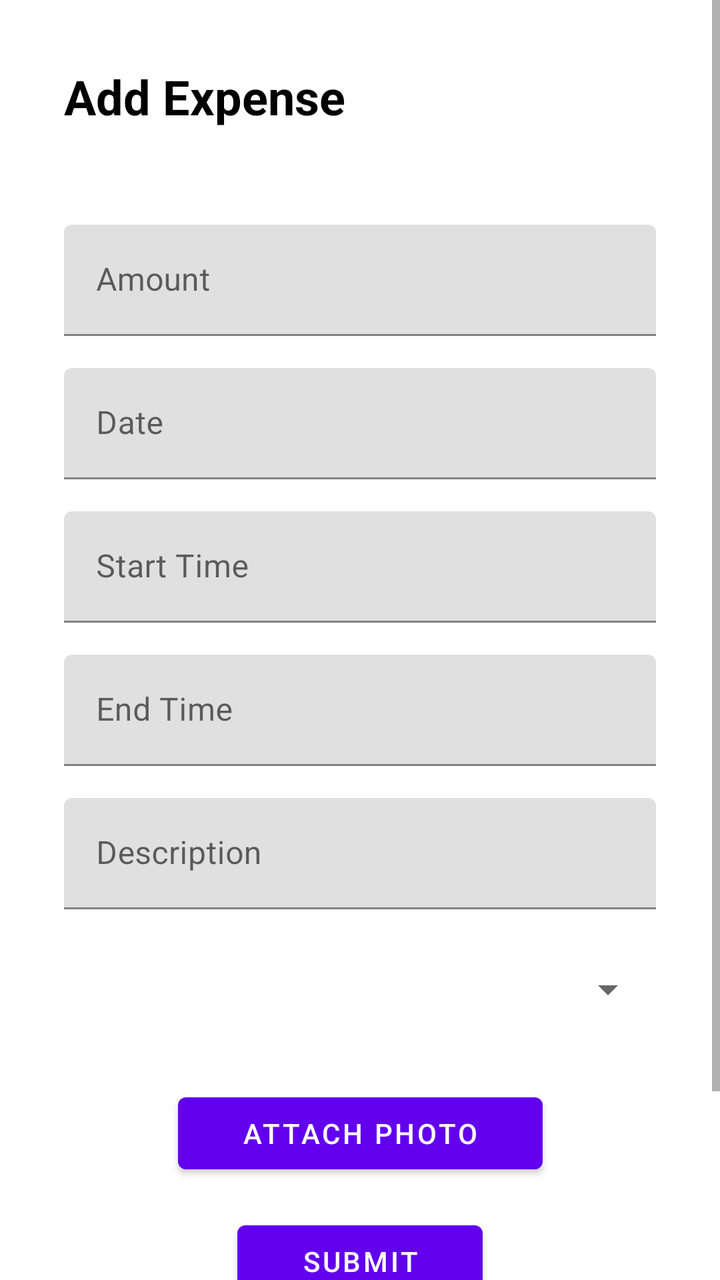
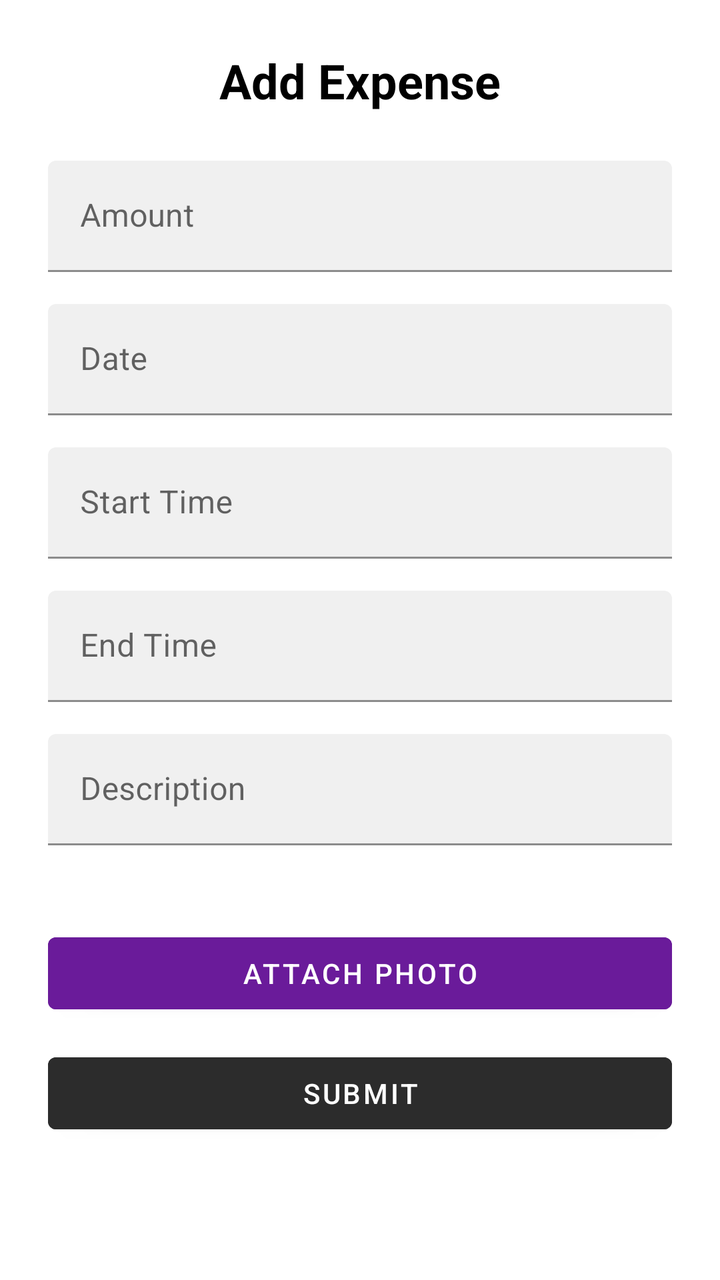

Before-and-after screenshots of an Android layout around one commit, followed by the original layout XML and the change that was made.
<!-- AndroidManifest.xml: application theme Theme.HarmonieBudget -->
<!-- res/layout/activity_expense.xml -->
<?xml version="1.0" encoding="utf-8"?>
<ScrollView
    xmlns:android="http://schemas.android.com/apk/res/android"
    xmlns:app="http://schemas.android.com/apk/res-auto"
    android:layout_width="match_parent"
    android:layout_height="match_parent"
    android:fillViewport="true">

    <androidx.constraintlayout.widget.ConstraintLayout
        android:layout_width="match_parent"
        android:layout_height="wrap_content"
        android:padding="32dp"
        android:background="@color/white">

        <TextView
            android:id="@+id/tv_expense_title"
            android:layout_width="wrap_content"
            android:layout_height="wrap_content"
            android:text="@string/add_expense"
            android:textSize="24sp"
            android:textStyle="bold"
            app:layout_constraintTop_toTopOf="parent"
            app:layout_constraintStart_toStartOf="parent" />

        <com.google.android.material.textfield.TextInputLayout
            android:id="@+id/til_amount"
            android:layout_width="0dp"
            android:layout_height="wrap_content"
            android:layout_marginTop="48dp"
            app:layout_constraintTop_toBottomOf="@id/tv_expense_title"
            app:layout_constraintStart_toStartOf="parent"
            app:layout_constraintEnd_toEndOf="parent">

            <com.google.android.material.textfield.TextInputEditText
                android:id="@+id/et_amount"
                android:layout_width="match_parent"
                android:layout_height="wrap_content"
                android:hint="@string/hint_amount"
                android:inputType="numberDecimal"
                android:textColor="@android:color/black" />
        </com.google.android.material.textfield.TextInputLayout>

        <com.google.android.material.textfield.TextInputLayout
            android:id="@+id/til_date"
            android:layout_width="0dp"
            android:layout_height="wrap_content"
            android:layout_marginTop="16dp"
            app:layout_constraintTop_toBottomOf="@id/til_amount"
            app:layout_constraintStart_toStartOf="parent"
            app:layout_constraintEnd_toEndOf="parent">

            <com.google.android.material.textfield.TextInputEditText
                android:id="@+id/et_date"
                android:layout_width="match_parent"
                android:layout_height="wrap_content"
                android:hint="@string/hint_date"
                android:focusable="true"
                android:clickable="true"
                android:textColor="@android:color/black" />
        </com.google.android.material.textfield.TextInputLayout>

        <com.google.android.material.textfield.TextInputLayout
            android:id="@+id/til_start_time"
            android:layout_width="0dp"
            android:layout_height="wrap_content"
            android:layout_marginTop="16dp"
            app:layout_constraintTop_toBottomOf="@id/til_date"
            app:layout_constraintStart_toStartOf="parent"
            app:layout_constraintEnd_toEndOf="parent">

            <com.google.android.material.textfield.TextInputEditText
                android:id="@+id/et_start_time"
                android:layout_width="match_parent"
                android:layout_height="wrap_content"
                android:hint="@string/hint_start_time"
                android:focusable="true"
                android:clickable="true"
                android:textColor="@android:color/black" />
        </com.google.android.material.textfield.TextInputLayout>

        <com.google.android.material.textfield.TextInputLayout
            android:id="@+id/til_end_time"
            android:layout_width="0dp"
            android:layout_height="wrap_content"
            android:layout_marginTop="16dp"
            app:layout_constraintTop_toBottomOf="@id/til_start_time"
            app:layout_constraintStart_toStartOf="parent"
            app:layout_constraintEnd_toEndOf="parent">

            <com.google.android.material.textfield.TextInputEditText
                android:id="@+id/et_end_time"
                android:layout_width="match_parent"
                android:layout_height="wrap_content"
                android:hint="@string/hint_end_time"
                android:focusable="true"
                android:clickable="true"
                android:textColor="@android:color/black" />
        </com.google.android.material.textfield.TextInputLayout>

        <com.google.android.material.textfield.TextInputLayout
            android:id="@+id/til_description"
            android:layout_width="0dp"
            android:layout_height="wrap_content"
            android:layout_marginTop="16dp"
            app:layout_constraintTop_toBottomOf="@id/til_end_time"
            app:layout_constraintStart_toStartOf="parent"
            app:layout_constraintEnd_toEndOf="parent">

            <com.google.android.material.textfield.TextInputEditText
                android:id="@+id/et_description"
                android:layout_width="match_parent"
                android:layout_height="wrap_content"
                android:hint="@string/hint_description"
                android:textColor="@android:color/black" />
        </com.google.android.material.textfield.TextInputLayout>

        <com.google.android.material.textfield.TextInputLayout
            android:id="@+id/til_category"
            android:layout_width="0dp"
            android:layout_height="wrap_content"
            android:layout_marginTop="16dp"
            app:layout_constraintTop_toBottomOf="@id/til_description"
            app:layout_constraintStart_toStartOf="parent"
            app:layout_constraintEnd_toEndOf="parent">

            <Spinner
                android:id="@+id/spinner_category"
                android:layout_width="match_parent"
                android:layout_height="wrap_content"
                android:minHeight="48dp" />
        </com.google.android.material.textfield.TextInputLayout>

        <Button
            android:id="@+id/btn_attach_photo"
            android:layout_width="wrap_content"
            android:layout_height="wrap_content"
            android:text="@string/btn_attach_photo"
            android:minHeight="48dp"
            android:paddingStart="32dp"
            android:paddingEnd="32dp"
            android:layout_marginTop="24dp"
            app:layout_constraintTop_toBottomOf="@id/til_category"
            app:layout_constraintStart_toStartOf="parent"
            app:layout_constraintEnd_toEndOf="parent" />

        <Button
            android:id="@+id/btn_save_expense"
            android:layout_width="wrap_content"
            android:layout_height="wrap_content"
            android:text="@string/btn_save_expense"
            android:minHeight="48dp"
            android:paddingStart="32dp"
            android:paddingEnd="32dp"
            android:layout_marginTop="16dp"
            app:layout_constraintTop_toBottomOf="@id/btn_attach_photo"
            app:layout_constraintStart_toStartOf="parent"
            app:layout_constraintEnd_toEndOf="parent" />

        <Button
            android:id="@+id/btn_return_home"
            android:layout_width="wrap_content"
            android:layout_height="wrap_content"
            android:text="@string/return_home"
            android:minHeight="48dp"
            android:paddingStart="32dp"
            android:paddingEnd="32dp"
            android:layout_marginTop="16dp"
            app:layout_constraintTop_toBottomOf="@id/btn_save_expense"
            app:layout_constraintStart_toStartOf="parent"
            app:layout_constraintEnd_toEndOf="parent" />

    </androidx.constraintlayout.widget.ConstraintLayout>
</ScrollView>
<!-- resources referenced by this layout -->
<resources>
  <color name="white">#FFFFFFFF</color>
  <string name="add_expense">Add Expense</string>
  <string name="btn_attach_photo">Attach Photo</string>
  <string name="btn_save_expense">Submit</string>
  <string name="hint_amount">Amount</string>
  <string name="hint_date">Date</string>
  <string name="hint_description">Description</string>
  <string name="hint_end_time">End Time</string>
  <string name="hint_start_time">Start Time</string>
  <string name="return_home">Return Home</string>
  <style name="Theme.HarmonieBudget" parent="Theme.MaterialComponents.DayNight.NoActionBar">
  
          
          <item name="colorPrimary">@color/purple_500</item>
  
          
          <item name="colorPrimaryVariant">@color/purple_700</item>
  
          
          <item name="colorSecondary">@color/teal_200</item>
  
          
          <item name="android:windowBackground">@color/white</item>
  
          
          <item name="android:textColor">@android:color/black</item>
  
      </style>
  <color name="purple_500">#FF6200EE</color>
  <color name="purple_700">#FF3700B3</color>
  <color name="teal_200">#FF03DAC5</color>
</resources>

<!-- the commit's change to res/layout/activity_expense.xml (unified diff, before → after) -->
@@ -5,32 +5,36 @@
     android:layout_width="match_parent"
     android:layout_height="match_parent"
     android:fillViewport="true">
-
     <androidx.constraintlayout.widget.ConstraintLayout
         android:layout_width="match_parent"
         android:layout_height="wrap_content"
-        android:padding="32dp"
+        android:padding="24dp"
         android:background="@color/white">
 
+        
         <TextView
             android:id="@+id/tv_expense_title"
             android:layout_width="wrap_content"
             android:layout_height="wrap_content"
-            android:text="@string/add_expense"
+            android:text="@string/add_expense_title"
             android:textSize="24sp"
             android:textStyle="bold"
+            android:textColor="#000000"
             app:layout_constraintTop_toTopOf="parent"
-            app:layout_constraintStart_toStartOf="parent" />
+            app:layout_constraintStart_toStartOf="parent"
+            app:layout_constraintEnd_toEndOf="parent" />
 
+        
         <com.google.android.material.textfield.TextInputLayout
             android:id="@+id/til_amount"
             android:layout_width="0dp"
             android:layout_height="wrap_content"
-            android:layout_marginTop="48dp"
+            android:layout_marginTop="24dp"
+            app:boxBackgroundColor="#F0F0F0"
+            app:boxStrokeColor="#6A1B9A"
             app:layout_constraintTop_toBottomOf="@id/tv_expense_title"
             app:layout_constraintStart_toStartOf="parent"
             app:layout_constraintEnd_toEndOf="parent">
-
             <com.google.android.material.textfield.TextInputEditText
                 android:id="@+id/et_amount"
                 android:layout_width="match_parent"
@@ -40,72 +44,80 @@
                 android:textColor="@android:color/black" />
         </com.google.android.material.textfield.TextInputLayout>
 
+        
         <com.google.android.material.textfield.TextInputLayout
             android:id="@+id/til_date"
             android:layout_width="0dp"
             android:layout_height="wrap_content"
             android:layout_marginTop="16dp"
+            app:boxBackgroundColor="#F0F0F0"
+            app:boxStrokeColor="#6A1B9A"
             app:layout_constraintTop_toBottomOf="@id/til_amount"
             app:layout_constraintStart_toStartOf="parent"
             app:layout_constraintEnd_toEndOf="parent">
-
             <com.google.android.material.textfield.TextInputEditText
                 android:id="@+id/et_date"
                 android:layout_width="match_parent"
                 android:layout_height="wrap_content"
                 android:hint="@string/hint_date"
-                android:focusable="true"
-                android:clickable="true"
-                android:textColor="@android:color/black" />
+                android:textColor="@android:color/black"
+                android:focusable="false"
+                android:clickable="true" />
         </com.google.android.material.textfield.TextInputLayout>
 
+        
         <com.google.android.material.textfield.TextInputLayout
             android:id="@+id/til_start_time"
             android:layout_width="0dp"
             android:layout_height="wrap_content"
             android:layout_marginTop="16dp"
+            app:boxBackgroundColor="#F0F0F0"
+            app:boxStrokeColor="#6A1B9A"
             app:layout_constraintTop_toBottomOf="@id/til_date"
             app:layout_constraintStart_toStartOf="parent"
             app:layout_constraintEnd_toEndOf="parent">
-
             <com.google.android.material.textfield.TextInputEditText
                 android:id="@+id/et_start_time"
                 android:layout_width="match_parent"
                 android:layout_height="wrap_content"
                 android:hint="@string/hint_start_time"
-                android:focusable="true"
-                android:clickable="true"
-                android:textColor="@android:color/black" />
+                android:textColor="@android:color/black"
+                android:focusable="false"
+                android:clickable="true" />
         </com.google.android.material.textfield.TextInputLayout>
 
+        
         <com.google.android.material.textfield.TextInputLayout
             android:id="@+id/til_end_time"
             android:layout_width="0dp"
             android:layout_height="wrap_content"
             android:layout_marginTop="16dp"
+            app:boxBackgroundColor="#F0F0F0"
+            app:boxStrokeColor="#6A1B9A"
             app:layout_constraintTop_toBottomOf="@id/til_start_time"
             app:layout_constraintStart_toStartOf="parent"
             app:layout_constraintEnd_toEndOf="parent">
-
             <com.google.android.material.textfield.TextInputEditText
                 android:id="@+id/et_end_time"
                 android:layout_width="match_parent"
                 android:layout_height="wrap_content"
                 android:hint="@string/hint_end_time"
-                android:focusable="true"
-                android:clickable="true"
-                android:textColor="@android:color/black" />
+                android:textColor="@android:color/black"
+                android:focusable="false"
+                android:clickable="true" />
         </com.google.android.material.textfield.TextInputLayout>
 
+        
         <com.google.android.material.textfield.TextInputLayout
             android:id="@+id/til_description"
             android:layout_width="0dp"
             android:layout_height="wrap_content"
             android:layout_marginTop="16dp"
+            app:boxBackgroundColor="#F0F0F0"
+            app:boxStrokeColor="#6A1B9A"
             app:layout_constraintTop_toBottomOf="@id/til_end_time"
             app:layout_constraintStart_toStartOf="parent"
             app:layout_constraintEnd_toEndOf="parent">
-
             <com.google.android.material.textfield.TextInputEditText
                 android:id="@+id/et_description"
                 android:layout_width="match_parent"
@@ -114,58 +126,42 @@
                 android:textColor="@android:color/black" />
         </com.google.android.material.textfield.TextInputLayout>
 
-        <com.google.android.material.textfield.TextInputLayout
-            android:id="@+id/til_category"
+        
+        <Spinner
+            android:id="@+id/spinner_category"
             android:layout_width="0dp"
             android:layout_height="wrap_content"
             android:layout_marginTop="16dp"
+            android:background="#F0F0F0"
             app:layout_constraintTop_toBottomOf="@id/til_description"
             app:layout_constraintStart_toStartOf="parent"
-            app:layout_constraintEnd_toEndOf="parent">
+            app:layout_constraintEnd_toEndOf="parent" />
 
-            <Spinner
-                android:id="@+id/spinner_category"
-                android:layout_width="match_parent"
-                android:layout_height="wrap_content"
-                android:minHeight="48dp" />
-        </com.google.android.material.textfield.TextInputLayout>
-
+        
         <Button
             android:id="@+id/btn_attach_photo"
-            android:layout_width="wrap_content"
+            android:layout_width="0dp"
             android:layout_height="wrap_content"
             android:text="@string/btn_attach_photo"
             android:minHeight="48dp"
-            android:paddingStart="32dp"
-            android:paddingEnd="32dp"
+            android:backgroundTint="#6A1B9A"
+            android:textColor="#FFFFFF"
             android:layout_marginTop="24dp"
-            app:layout_constraintTop_toBottomOf="@id/til_category"
+            app:layout_constraintTop_toBottomOf="@id/spinner_category"
             app:layout_constraintStart_toStartOf="parent"
             app:layout_constraintEnd_toEndOf="parent" />
 
+        
         <Button
             android:id="@+id/btn_save_expense"
-            android:layout_width="wrap_content"
+            android:layout_width="0dp"
             android:layout_height="wrap_content"
             android:text="@string/btn_save_expense"
             android:minHeight="48dp"
-            android:paddingStart="32dp"
-            android:paddingEnd="32dp"
-            android:layout_marginTop="16dp"
+            android:backgroundTint="#2C2C2C"
+            android:textColor="#FFFFFF"
+            android:layout_marginTop="12dp"
             app:layout_constraintTop_toBottomOf="@id/btn_attach_photo"
-            app:layout_constraintStart_toStartOf="parent"
-            app:layout_constraintEnd_toEndOf="parent" />
-
-        <Button
-            android:id="@+id/btn_return_home"
-            android:layout_width="wrap_content"
-            android:layout_height="wrap_content"
-            android:text="@string/return_home"
-            android:minHeight="48dp"
-            android:paddingStart="32dp"
-            android:paddingEnd="32dp"
-            android:layout_marginTop="16dp"
-            app:layout_constraintTop_toBottomOf="@id/btn_save_expense"
             app:layout_constraintStart_toStartOf="parent"
             app:layout_constraintEnd_toEndOf="parent" />
 
<!-- resource entries referenced after the edit -->
@@ -1,15 +1,14 @@
 <!-- resources referenced by this layout -->
 <resources>
   <color name="white">#FFFFFFFF</color>
-  <string name="add_expense">Add Expense</string>
-  <string name="btn_attach_photo">Attach Photo</string>
+  <string name="add_expense_title">Add Expense</string>
+  <string name="btn_attach_photo">ATTACH PHOTO</string>
   <string name="btn_save_expense">Submit</string>
   <string name="hint_amount">Amount</string>
   <string name="hint_date">Date</string>
   <string name="hint_description">Description</string>
   <string name="hint_end_time">End Time</string>
   <string name="hint_start_time">Start Time</string>
-  <string name="return_home">Return Home</string>
   <style name="Theme.HarmonieBudget" parent="Theme.MaterialComponents.DayNight.NoActionBar">
   
           
